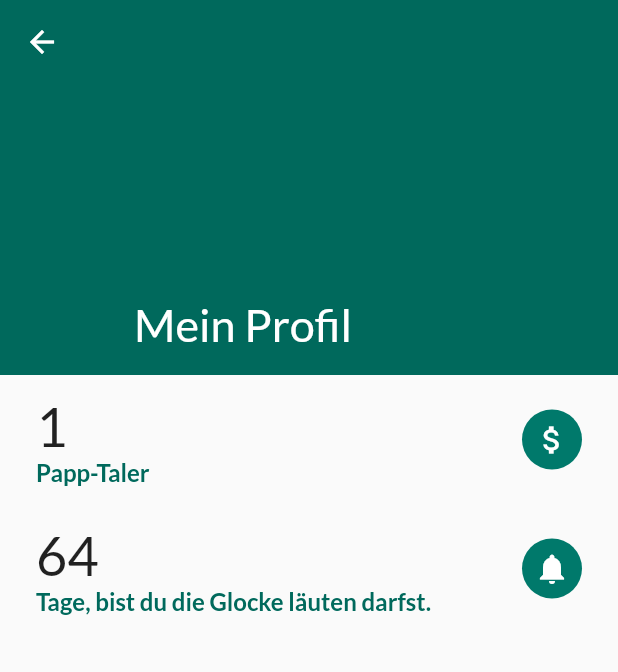
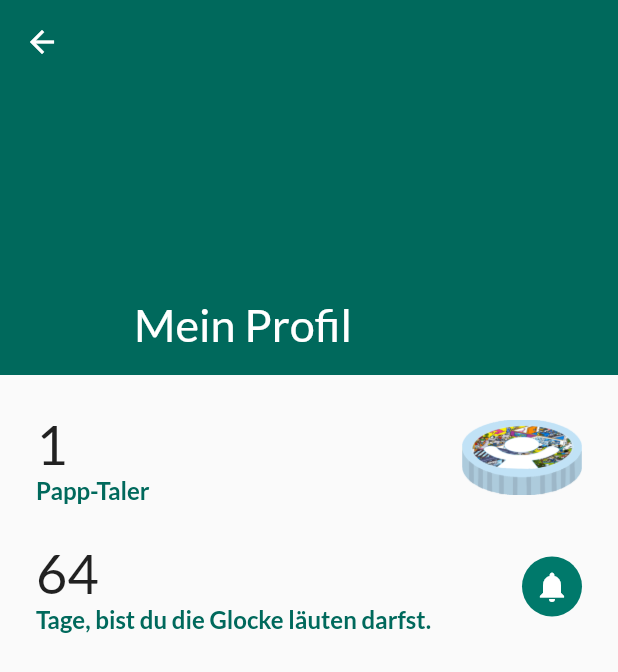
Before and after one commit to schmt5/papp, a Flutter app: the HomeScreen screen opened by its route, tab 2 chosen, in the side drawer, after a tap on "Mein Profil", on a phone screen of 412 x 824 dp. Shown: the top 672 px of the screen. Run offline on Flutter 3.47's test engine with Material 2 defaults, Android fonts, the phone set to English and light mode, and no system bars; our stand-ins replace flare_flutter, shared_preferences, sqflite; missing offline and left inert: barcode_scan, flare_dart; accounts and stored records are empty.

Commit message:
small changes in DahsboardScreen

```diff
--- a/papp/lib/screens/dashbord_screen.dart
+++ b/papp/lib/screens/dashbord_screen.dart
@@ -6,6 +6,7 @@ import '../widgets/teddy_card.dart';
 import '../widgets/bell_card.dart';
 import '../widgets/next_appointment_card.dart';
 import '../widgets/no_reward_choosen_card.dart';
+import '../widgets/papp_taler_card.dart';
 
 class DashboardScreen extends StatelessWidget {
   @override
@@ -17,7 +18,8 @@ class DashboardScreen extends StatelessWidget {
           children: <Widget>[
             NoRewardChoosenCard(),
             TeddyCard(),
-            BellCard(),
+            PappTalerCard(),
+            //BellCard(),
             NextAppointmentCard(),
           ],
         );
--- a/papp/lib/screens/teddy_screen.dart
+++ b/papp/lib/screens/teddy_screen.dart
@@ -78,7 +78,7 @@ class TeddyScreen extends StatelessWidget {
                                 //   ),
                                 // ),
                                 trailing: CircleAvatar(
-                                  child: Text('XP'),
+                                  child: Text('EP'),
                                 ),
                               ),
                             ),
--- a/papp/lib/screens/user_screen.dart
+++ b/papp/lib/screens/user_screen.dart
@@ -67,6 +67,7 @@ class UserScreen extends StatelessWidget {
                     builder: (context, pointData, _) {
                       return Column(
                         children: <Widget>[
+                          SizedBox(height: 12,),
                           Padding(
                             padding: const EdgeInsets.all(8.0),
                             child: ListTile(
@@ -84,8 +85,13 @@ class UserScreen extends StatelessWidget {
                                   fontWeight: FontWeight.w600,
                                 ),
                               ),
-                              trailing: CircleAvatar(
-                                child: Icon(Icons.attach_money),
+                              trailing: Container(
+                                height: 80,
+                                width: 80,
+                                child: Image.asset(
+                                  'assets/images/papp_taler.png',
+                                  fit: BoxFit.contain,
+                                ),
                               ),
                             ),
                           ),
--- a/papp/lib/widgets/next_appointment_card.dart
+++ b/papp/lib/widgets/next_appointment_card.dart
@@ -24,6 +24,7 @@ class NextAppointmentCard extends StatelessWidget {
             return data.nextItem == null
                 ? Container()
                 : Card(
+                    elevation: 3,
                     margin: EdgeInsets.all(15),
                     child: InkWell(
                       onTap: () {},
@@ -120,7 +121,7 @@ class NextAppointmentCard extends StatelessWidget {
     );
   }
 
-    _scan(BuildContext ctx) async {
+  _scan(BuildContext ctx) async {
     const int securityKey = 199722369;
     var scannedCode = await BarcodeScanner.scan();
 
--- a/papp/lib/widgets/no_reward_choosen_card.dart
+++ b/papp/lib/widgets/no_reward_choosen_card.dart
@@ -22,7 +22,7 @@ class NoRewardChoosenCard extends StatelessWidget {
                   child: ListTile(
                     leading: Icon(Icons.cake),
                     title: Text(
-                      'Wähle deine Belohnung aus',
+                      'Wähle deine Belohnung aus.',
                       style: TextStyle(
                         fontWeight: FontWeight.w600,
                       ),
--- a/papp/lib/widgets/papp_taler_card.dart
+++ b/papp/lib/widgets/papp_taler_card.dart
@@ -1,42 +1,39 @@
 import 'package:flutter/material.dart';
+import 'package:provider/provider.dart';
+
+import '../providers/points.dart';
+import '../screens/user_screen.dart';
 
 class PappTalerCard extends StatelessWidget {
-  final int pappTaler = 5;
-  final double percentOfReward = 0.1;
-
   @override
   Widget build(BuildContext context) {
     return Card(
+      elevation: 3,
       margin: EdgeInsets.all(15),
+      child: InkWell(
+        onTap: () {
+          Navigator.of(context).pushNamed(UserScreen.routeName);
+        },
         child: Padding(
-        padding: EdgeInsets.symmetric(horizontal: 5, vertical: 10),
+          padding: EdgeInsets.symmetric(horizontal: 10, vertical: 10),
           child: Column(
             children: <Widget>[
               ListTile(
-              leading: Icon(Icons.attach_money),
-              title: Text('$pappTaler Papp Taler'),
+                leading: Container(
+                  height: 60,
+                  width: 60,
+                  child: Image.asset(
+                    'assets/images/papp_taler.png',
+                    fit: BoxFit.contain,
                   ),
-            ListTile(
-              title: LayoutBuilder(
-                builder: (ctx, constraints) {
-                  return Row(
-                    children: <Widget>[
-                      Container(
-                        height: 20,
-                        width: constraints.maxWidth * percentOfReward,
-                        color: Colors.amber[300],
                 ),
-                      Container(
-                        height: 20,
-                        width: constraints.maxWidth * (1 - percentOfReward),
-                        decoration: BoxDecoration(
-                          border: Border.all(
-                            width: 2.0,
-                            color: Colors.amber[300]
-                          )
+                title: Consumer<Points>(
+                  builder: (ctx, pointData, _) {
+                    return Text(
+                      '${pointData.pappTaler} Papp Taler',
+                      style: TextStyle(
+                        fontSize: 18,
                       ),
-                      )
-                    ],
                     );
                   },
                 ),
@@ -44,6 +41,7 @@ class PappTalerCard extends StatelessWidget {
             ],
           ),
         ),
+      ),
     );
   }
 }
--- a/papp/lib/widgets/teddy_card.dart
+++ b/papp/lib/widgets/teddy_card.dart
@@ -12,6 +12,7 @@ class TeddyCard extends StatelessWidget {
   @override
   Widget build(BuildContext context) {
     return Card(
+      elevation: 3,
       margin: EdgeInsets.all(15),
       child: Padding(
         padding: EdgeInsets.symmetric(horizontal: 5, vertical: 10),
@@ -35,27 +36,32 @@ class TeddyCard extends StatelessWidget {
                           style: TextStyle(fontSize: 18),
                         ),
                         Spacer(),
-                        Container(
+                        CircleAvatar(
                           child: Text(
-                            'lvl: ${pointData.level}',
-                            style: TextStyle(
-                              fontSize: 18,
-                            ),
+                            '${pointData.level}',
+                            style: TextStyle(fontWeight: FontWeight.w600),
                           ),
-                          padding:
-                              EdgeInsets.symmetric(horizontal: 8, vertical: 3),
-                          decoration: BoxDecoration(
-                              borderRadius: BorderRadius.circular(8),
-                              border: Border.all(
-                                width: 2,
-                                color: Theme.of(context).primaryColor,
-                              )),
                         ),
+                        // Container(
+                        //   child: Text(
+                        //     'lvl: ${pointData.level}',
+                        //     style: TextStyle(
+                        //       fontSize: 18,
+                        //     ),
+                        //   ),
+                        //   padding:
+                        //       EdgeInsets.symmetric(horizontal: 8, vertical: 3),
+                        //   decoration: BoxDecoration(
+                        //       borderRadius: BorderRadius.circular(8),
+                        //       border: Border.all(
+                        //         width: 2,
+                        //         color: Theme.of(context).primaryColor,
+                        //       )),
+                        // ),
                       ],
                     ),
                   ),
                   ListTile(
-                    subtitle: Text('${pointData.xp} Erfahrungspunkte'),
                     title: LayoutBuilder(
                       builder: (ctx, constraints) {
                         return Row(
--- a/papp/pubspec.yaml
+++ b/papp/pubspec.yaml
@@ -59,6 +59,7 @@ flutter:
    - assets/images/swipe_left.png
    - assets/images/spitzbergen_map.png
    - assets/images/teddy_footprint.png
+   - assets/images/papp_taler.png
 
   # An image asset can refer to one or more resolution-specific "variants", see
   # https://flutter.dev/assets-and-images/#resolution-aware.
```
Also changed, not shown: papp/assets/images/papp_taler.png (added). Lines whose indentation alone changed are shown as unchanged.
